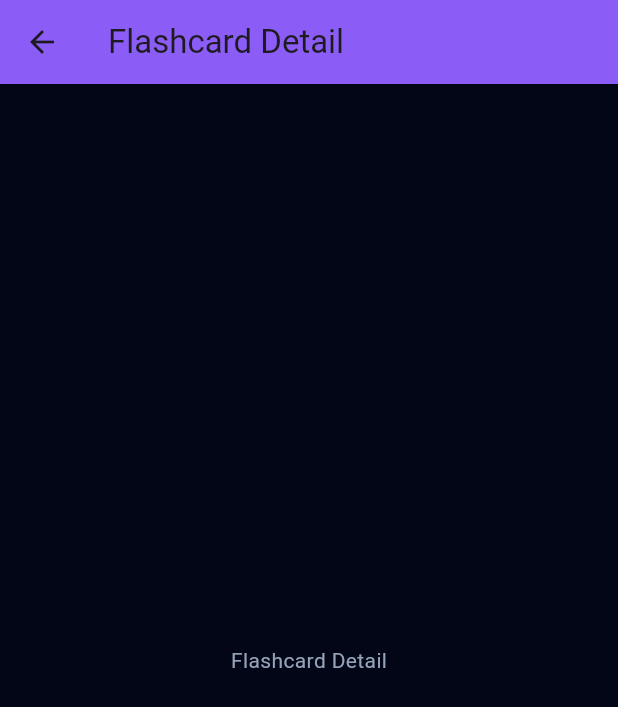
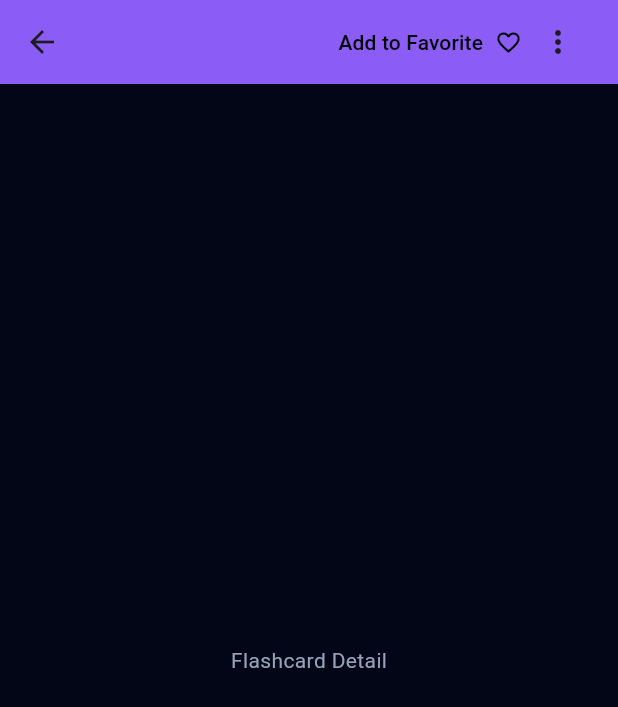
Before and after one commit to Samandriel/cardable-app, a Flutter app: the screen it shows after launch, after a tap on "English A1 English A1English A1English A", on a phone screen of 412 x 824 dp. Shown: the top 707 px of the screen. Run offline on Flutter 3.47's test engine with Material 3 defaults, Android fonts, the phone set to English and light mode, and no system bars.

Commit message:
Add appbar actions for flashcard detail screen

```diff
--- a/lib/screens/flashcard_detail_screen.dart
+++ b/lib/screens/flashcard_detail_screen.dart
@@ -1,16 +1,49 @@
 import 'package:cardwise/models/flashcard_deck.dart';
 import 'package:flutter/material.dart';
 
-class FlashcardDetailScreen extends StatelessWidget {
+class FlashcardDetailScreen extends StatefulWidget {
   const FlashcardDetailScreen({super.key, required this.flashcardDeck});
+  final FlashcardDeck flashcardDeck;
 
-  final FlashcardDeck flashcardDeck;
+  @override
+  State<FlashcardDetailScreen> createState() => _FlashcardDetailScreenState();
+}
+
+class _FlashcardDetailScreenState extends State<FlashcardDetailScreen> {
+  bool _isFavorite = false;
 
   @override
   Widget build(BuildContext context) {
     return Scaffold(
       appBar: AppBar(
-        title: const Text('Flashcard Detail'),
+        title: Row(
+          mainAxisAlignment: MainAxisAlignment.end,
+          children: [
+            TextButton.icon(
+              onPressed: () {
+                setState(() {
+                  _isFavorite = !_isFavorite;
+                });
+              },
+              icon: Icon(
+                _isFavorite ? Icons.favorite : Icons.favorite_border,
+                color: Colors.black,
+              ),
+              iconAlignment: IconAlignment.end,
+              label: Text(
+                _isFavorite ? 'Favorite' : 'Add to Favorite',
+                style: const TextStyle(color: Colors.black),
+              ),
+              style: TextButton.styleFrom(
+                padding: const EdgeInsets.all(0),
+              ),
+            ),
+            IconButton(
+              onPressed: () {},
+              icon: const Icon(Icons.more_vert),
+            ),
+          ],
+        ),
       ),
       body: const Center(
         child: Text('Flashcard Detail'),
```
